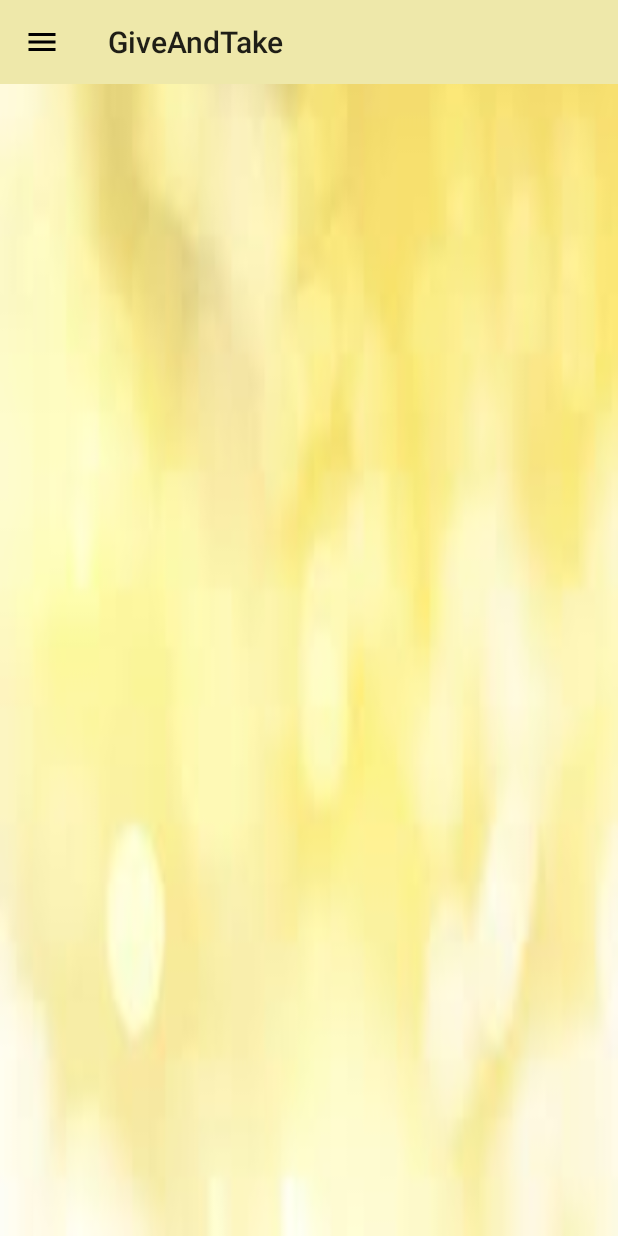
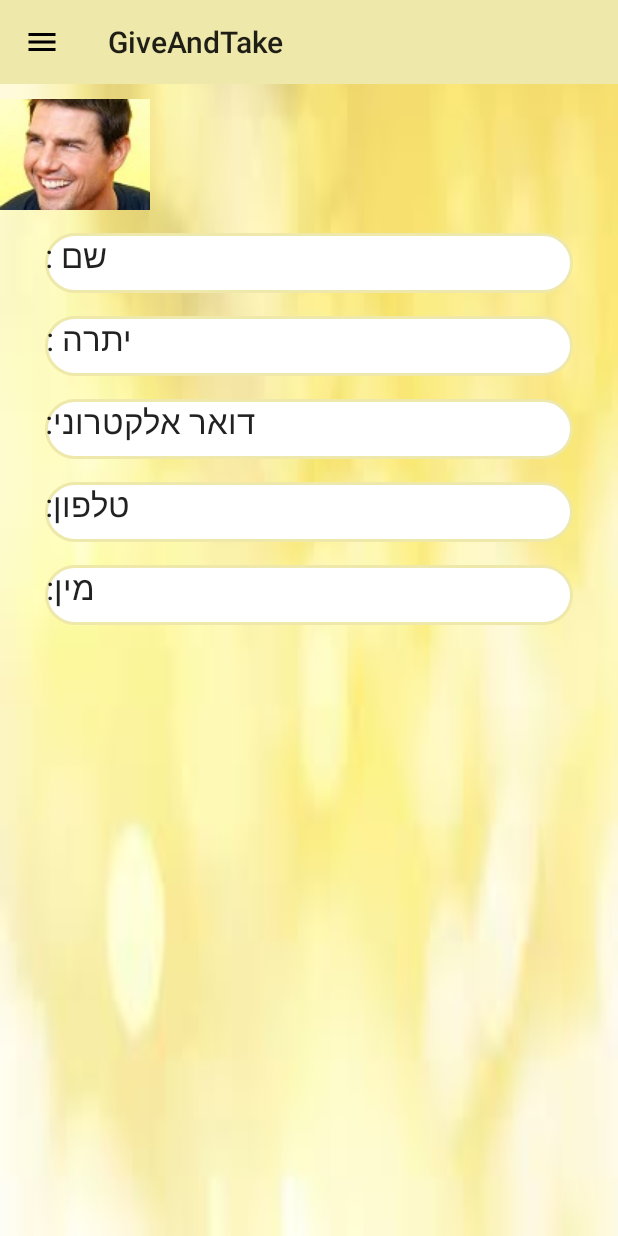
Before and after one commit to advaHutah/GiveAndTake, an Android app: the screen it shows after launch once a user with an empty profile is signed in (UserHomeActivity), in the side drawer, after a tap on "החשבון שלי", on a phone screen of 412 x 824 dp. Run offline under Robolectric (Android 15) with nearby library versions, the phone set to English and light mode, and no system bars; our stand-ins replace Firebase (no records; nobody signed in at launch, a user with empty details on screens opened directly).

Commit message:
1.3
uploading user from firebase fails
user home activity with fragments works+menu
starting bulding request

```diff
--- a/app/src/main/java/com/example/win10/giveandtake/UI/FullUserInfoFragment.java
+++ b/app/src/main/java/com/example/win10/giveandtake/UI/FullUserInfoFragment.java
@@ -6,27 +6,50 @@
 import android.view.LayoutInflater;
 import android.view.View;
 import android.view.ViewGroup;
+import android.widget.Button;
+import android.widget.TextView;
 
-/**
- * Created by win10 on 7/28/2018.
- */
+import com.example.win10.giveandtake.Logic.AppManager;
+import com.example.win10.giveandtake.Logic.User;
+import com.example.win10.giveandtake.R;
 
 public class FullUserInfoFragment extends Fragment {
 
+    private View view;
+    private TextView nameText, balanceText, emailText, phoneText, genderText;
 
-    @Override
-    public void onCreate(@Nullable Bundle savedInstanceState) {
-        super.onCreate(savedInstanceState);
-    }
+    private AppManager appManager = AppManager.getInstance();
+    private User currentUser;
 
     @Nullable
     @Override
     public View onCreateView(LayoutInflater inflater, @Nullable ViewGroup container, Bundle savedInstanceState) {
-        return super.onCreateView(inflater, container, savedInstanceState);
+
+        view = inflater.inflate(R.layout.fragment_full_user_info, container, false);
+        currentUser = appManager.getCurrentUser();
+
+        nameText = (TextView) view.findViewById(R.id.user_name_text);
+        balanceText = (TextView) view.findViewById(R.id.user_balance_text);
+        emailText = (TextView) view.findViewById(R.id.user_email_text);
+        phoneText = (TextView) view.findViewById(R.id.user_phone_text);
+        genderText = (TextView) view.findViewById(R.id.user_gender_text);
+
+        //todo remove when fix loading user info from DB
+        //get current logged user and se info in activity
+        //appManager.getCurrentUser();
+
+        // nameText.setText(currentUser.getFullName());
+        // balanceText.setText(currentUser.getBalance());
+//        emailText.setText(currentUser.getEmail());
+//        phoneText.setText(currentUser.getPhoneNumber());
+//        genderText.setText(currentUser.getGender().toString());
+        return view;
     }
+
 
     @Override
     public void onPause() {
         super.onPause();
     }
+
 }
--- /dev/null
+++ b/app/src/main/java/com/example/win10/giveandtake/UI/GiveRequestFragment.java
@@ -0,0 +1,29 @@
+package com.example.win10.giveandtake.UI;
+
+
+import android.os.Bundle;
+import android.support.annotation.Nullable;
+import android.view.LayoutInflater;
+import android.view.View;
+import android.view.ViewGroup;
+
+import com.example.win10.giveandtake.R;
+
+public class GiveRequestFragment extends Request {
+
+    private View view;
+
+    @Nullable
+    @Override
+    public View onCreateView(LayoutInflater inflater, @Nullable ViewGroup container, Bundle savedInstanceState) {
+        view = inflater.inflate(R.layout.fragment_give_request, container, false);
+
+
+        return view;
+    }
+
+    @Override
+    public void onPause() {
+        super.onPause();
+    }
+}
--- /dev/null
+++ b/app/src/main/java/com/example/win10/giveandtake/UI/Request.java
@@ -0,0 +1,28 @@
+package com.example.win10.giveandtake.UI;
+
+
+import android.app.Fragment;
+
+import com.example.win10.giveandtake.Logic.AppManager;
+import com.example.win10.giveandtake.Logic.User;
+
+public abstract class  Request extends Fragment {
+
+    private String inputText;
+    private User currentUser;
+    private AppManager appManager;
+
+
+    public String[] findTags(String inputText)
+    {
+
+        //TODO
+        return null;
+    }
+
+    public void findMatch()
+    {
+        //todo
+    }
+
+}
--- a/app/src/main/java/com/example/win10/giveandtake/UI/UserHomeDefultFragment.java
+++ b/app/src/main/java/com/example/win10/giveandtake/UI/UserHomeDefultFragment.java
@@ -1,6 +1,7 @@
 package com.example.win10.giveandtake.UI;
 
 import android.app.Fragment;
+import android.app.FragmentManager;
 import android.os.Bundle;
 import android.support.annotation.Nullable;
 import android.view.LayoutInflater;
@@ -23,6 +24,11 @@
     private AppManager appManager = AppManager.getInstance();
     private User currentUser;
 
+    private FragmentManager fragmentManager ;
+    private TakeRequestFragment takeRequestFragment;
+    private GiveRequestFragment giveRequestFragment;
+
+
     @Nullable
     @Override
     public View onCreateView(LayoutInflater inflater, @Nullable ViewGroup container, Bundle savedInstanceState) {
@@ -31,6 +37,8 @@
         currentUser = appManager.getCurrentUser();
         nameText = (TextView)view.findViewById(R.id.user_name_text);
         balanceText = (TextView) view.findViewById(R.id.user_balance_text);
+
+        fragmentManager = getFragmentManager();
 
         //get current logged user and se info in activity
 
@@ -46,14 +54,20 @@
         btnTake.setOnClickListener(new View.OnClickListener() {
             @Override
             public void onClick(View view) {
-                //todo create request
+                takeRequestFragment = new TakeRequestFragment();
+                fragmentManager.beginTransaction()
+                        .replace(R.id.content_frame, takeRequestFragment)
+                        .commit();
             }
         });
 
         btnGive.setOnClickListener(new View.OnClickListener() {
             @Override
             public void onClick(View view) {
-                //todo create request
+                giveRequestFragment = new GiveRequestFragment();
+                fragmentManager.beginTransaction()
+                        .replace(R.id.content_frame, giveRequestFragment)
+                        .commit();
             }
         });
 
--- a/app/src/main/res/layout/fragment_full_user_info.xml
+++ b/app/src/main/res/layout/fragment_full_user_info.xml
@@ -5,30 +5,32 @@
     android:layout_width="match_parent"
     android:layout_height="match_parent"
     android:orientation="vertical"
-    android:background="@drawable/button_shape"
     >
 
     <ImageView
         android:id="@+id/user_image"
         android:layout_width="wrap_content"
         android:layout_height="wrap_content"
-        android:layout_marginRight="100dp"
-        android:layout_marginTop="30dp"
+        android:layout_marginRight="120dp"
+        android:layout_marginTop="10dp"
         android:src="@drawable/temp_user_image_100px" />
 
     <LinearLayout
         android:id="@+id/user_name_layout"
         android:layout_width="match_parent"
-        android:layout_height="30dp"
+        android:layout_height="40dp"
         android:layout_marginRight="30dp"
-        android:layout_marginTop="150dp"
-        android:orientation="vertical">
+        android:layout_marginTop="15dp"
+        android:layout_marginLeft="30dp"
+        android:orientation="vertical"
+        android:background="@drawable/button_shape">
 
         <TextView
             android:id="@+id/user_name_title"
             android:layout_width="wrap_content"
             android:layout_height="match_parent"
             android:text="@string/user_name"
+            android:layout_marginRight="10dp"
             android:textAppearance="@style/TextAppearance.AppCompat.Large" />
 
         <TextView
@@ -42,16 +44,19 @@
     <LinearLayout
         android:id="@+id/user_balance_layout"
         android:layout_width="match_parent"
-        android:layout_height="30dp"
+        android:layout_height="40dp"
         android:layout_marginRight="30dp"
-        android:layout_marginTop="200dp"
-        android:orientation="vertical">
+        android:layout_marginTop="15dp"
+        android:layout_marginLeft="30dp"
+        android:orientation="vertical"
+        android:background="@drawable/button_shape">
 
         <TextView
             android:id="@+id/user_balance_title"
             android:layout_width="wrap_content"
             android:layout_height="match_parent"
             android:text="@string/balance"
+            android:layout_marginRight="10dp"
             android:textAppearance="@style/TextAppearance.AppCompat.Large" />
 
         <TextView
@@ -65,16 +70,19 @@
     <LinearLayout
         android:id="@+id/user_email_layout"
         android:layout_width="match_parent"
-        android:layout_height="30dp"
+        android:layout_height="40dp"
         android:layout_marginRight="30dp"
-        android:layout_marginTop="150dp"
-        android:orientation="vertical">
+        android:layout_marginTop="15dp"
+        android:layout_marginLeft="30dp"
+        android:orientation="vertical"
+        android:background="@drawable/button_shape">
 
         <TextView
             android:id="@+id/user_email_title"
             android:layout_width="wrap_content"
             android:layout_height="match_parent"
             android:text="@string/email_title"
+            android:layout_marginRight="10dp"
             android:textAppearance="@style/TextAppearance.AppCompat.Large" />
 
         <TextView
@@ -88,16 +96,19 @@
     <LinearLayout
         android:id="@+id/user_phone_layout"
         android:layout_width="match_parent"
-        android:layout_height="30dp"
+        android:layout_height="40dp"
         android:layout_marginRight="30dp"
-        android:layout_marginTop="150dp"
-        android:orientation="vertical">
+        android:layout_marginTop="15dp"
+        android:layout_marginLeft="30dp"
+        android:orientation="vertical"
+        android:background="@drawable/button_shape">
 
         <TextView
             android:id="@+id/user_phone_title"
             android:layout_width="wrap_content"
             android:layout_height="match_parent"
             android:text="@string/phone_title"
+            android:layout_marginRight="10dp"
             android:textAppearance="@style/TextAppearance.AppCompat.Large" />
 
         <TextView
@@ -111,16 +122,19 @@
     <LinearLayout
         android:id="@+id/user_gender_layout"
         android:layout_width="match_parent"
-        android:layout_height="30dp"
+        android:layout_height="40dp"
         android:layout_marginRight="30dp"
-        android:layout_marginTop="150dp"
-        android:orientation="vertical">
+        android:layout_marginTop="15dp"
+        android:layout_marginLeft="30dp"
+        android:orientation="vertical"
+        android:background="@drawable/button_shape">
 
         <TextView
             android:id="@+id/user_gender_title"
             android:layout_width="wrap_content"
             android:layout_height="match_parent"
             android:text="@string/gender_title"
+            android:layout_marginRight="10dp"
             android:textAppearance="@style/TextAppearance.AppCompat.Large" />
 
         <TextView
--- a/app/src/main/res/layout/fragment_user_home_defult.xml
+++ b/app/src/main/res/layout/fragment_user_home_defult.xml
@@ -38,7 +38,7 @@
                 android:id="@+id/user_name_title"
                 android:layout_width="wrap_content"
                 android:layout_height="match_parent"
-                android:layout_marginRight="10dp"
+                android:layout_marginRight="30dp"
                 android:text="@string/user_name"
                 android:textAppearance="@style/TextAppearance.AppCompat.Large" />
 
@@ -54,6 +54,7 @@
             android:id="@+id/user_balance_layout"
             android:layout_width="match_parent"
             android:layout_height="30dp"
+            android:layout_marginTop="10dp"
             android:layout_marginRight="30dp"
             android:orientation="vertical">
 
--- a/app/src/main/res/values/strings.xml
+++ b/app/src/main/res/values/strings.xml
@@ -59,6 +59,9 @@
     <string name="email_title">דואר אלקטרוני:</string>
     <string name="phone_title">טלפון:</string>
     <string name="gender_title">מין:</string>
+    <string name="give_request_input_text">מה ברצונך לתת?</string>
+    <string name="request_btn">בצע</string>
+    <string name="take_request_input_text">מה ברצונך לקחת?</string>
 
 
 </resources>
```
Also changed, not shown: app/src/main/java/com/example/win10/giveandtake/UI/TakeRequestFragment.java (added, +30 -0 lines), app/src/main/java/com/example/win10/giveandtake/UI/UserHomeActivity.java (+30 -5 lines), app/src/main/res/layout/fragment_give_request.xml (added, +44 -0 lines), app/src/main/res/layout/fragment_take_request.xml (added, +44 -0 lines).
